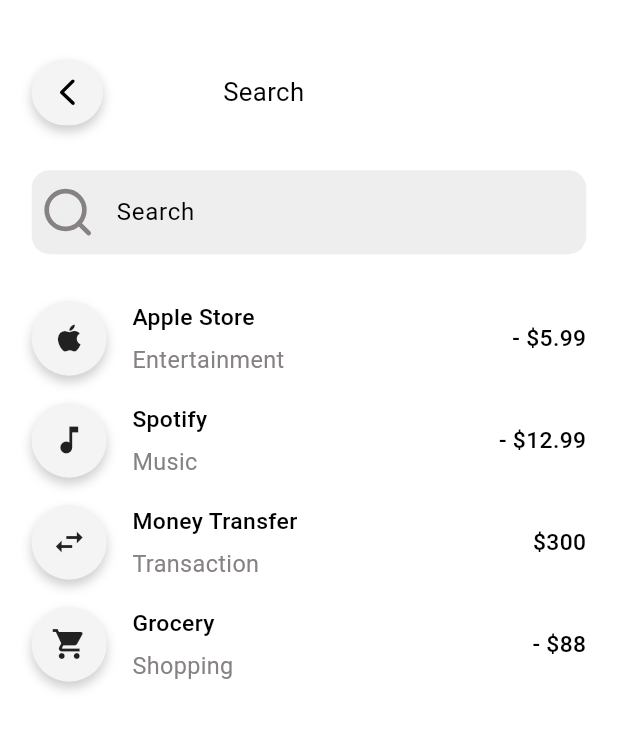
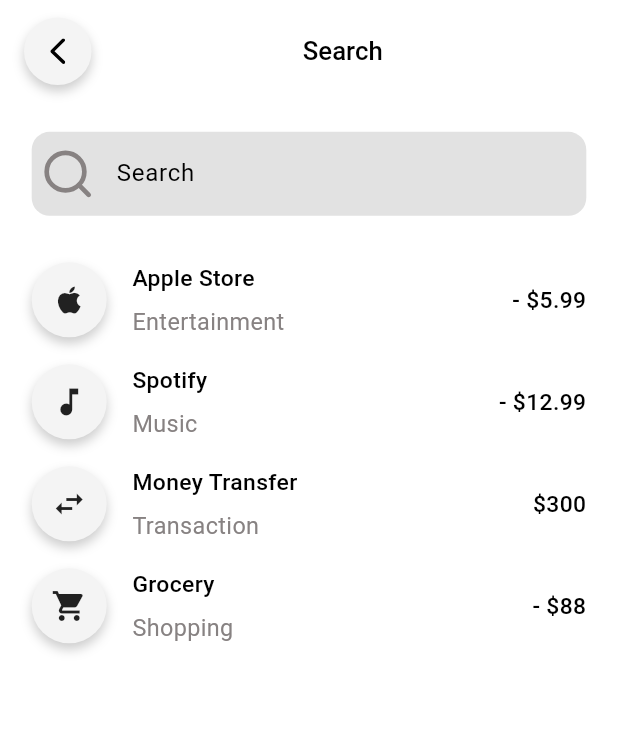
Before and after one commit to rozan-alawar/BankPick, a Flutter app: the SearchScreen screen opened by its route, on a phone screen of 412 x 824 dp. Shown: the top 730 px of the screen. Run offline on Flutter 3.47's test engine with Material 3 defaults, Android fonts, the phone set to English and light mode, and no system bars; our stand-ins replace dio, easy_localization, firebase_auth, firebase_core, fl_chart, flutter_screenutil and 4 more; accounts and stored records are empty.

```diff
--- a/lib/controller/service_provider.dart
+++ b/lib/controller/service_provider.dart
@@ -1,13 +1,15 @@
 import 'package:flutter/material.dart';
-
 import '../config/theme/theme_manager.dart';
+import '../core/utils/cache_helper.dart';
 
 class ServiceProvider with ChangeNotifier {
+  bool _isDark = false;
 
-  bool _isDark = false;
   ThemeData _themeDataStyle = ThemeDataStyle.light;
 
   bool get isDark => _isDark;
+
+  //----------------------------- CHANGE CURRENT THEME MODE --------------------------------
 
   void changeTheme({required bool isDark}) {
     if (isDark) {
@@ -17,18 +19,29 @@
       _isDark = isDark;
       _themeDataStyle = ThemeDataStyle.light;
     }
-    // _isDark=isDark;
 
     notifyListeners();
 
     print('in provider $_isDark');
   }
 
+  //--------------------------------- GET THEME VALUE -------------------------------------
+
   bool getThemeValue() {
     return _isDark;
   }
 
+  //--------------------- GET SAVED THEME MODE FROM CACHE --------------------------------
+  getThemeFromCache() async {
+    _isDark = await CacheHelper.getData(key: 'isDark');
+    notifyListeners();
+  }
+
+  //-------------------------------- GET THEME MODE ---------------------------------------
   ThemeData getTheme() {
+    print('Them is dark? ${CacheHelper.getData(key: 'isDark')}');
+    getThemeFromCache();
+    _themeDataStyle = _isDark ? ThemeDataStyle.dark : ThemeDataStyle.light;
     return _themeDataStyle;
   }
 }
--- a/lib/core/common_widget/primary_textfiled.dart
+++ b/lib/core/common_widget/primary_textfiled.dart
@@ -113,10 +113,10 @@
               // color: ColorManager.primary,
               fontFamily: 'Almarai',
               fontSize: 12.sp),
-          focusedErrorBorder: UnderlineInputBorder(
+          focusedErrorBorder: const UnderlineInputBorder(
             borderSide: BorderSide(color: Colors.red),
           ),
-          errorBorder: UnderlineInputBorder(
+          errorBorder: const UnderlineInputBorder(
             borderSide: BorderSide(color: Colors.red),
           ),
         ),
--- a/lib/presentation/home/search_screen.dart
+++ b/lib/presentation/home/search_screen.dart
@@ -1,4 +1,5 @@
 import 'package:dakakeen/config/theme/color_manager.dart';
+import 'package:dakakeen/core/common_widget/primary_appbar.dart';
 import 'package:dakakeen/model/transaction_model.dart';
 import 'package:dakakeen/presentation/home/transaction_history_screen.dart';
 import 'package:dakakeen/presentation/home/transactions_list_section.dart';
@@ -45,38 +46,16 @@
   @override
   Widget build(BuildContext context) {
     return Scaffold(
+      appBar: PrimaryAppBar(title: "Search",withLeading: true,),
       body: Padding(
         padding: EdgeInsets.symmetric(horizontal: 20.w, vertical: 20.h),
         child: Column(
           crossAxisAlignment: CrossAxisAlignment.start,
           children: [
-            20.height,
-            Row(
-              children: [
-                GestureDetector(
-                  onTap: () => sl<NavigationService>().pop(),
-                  child: CircularCard(
-                    widget: SvgPicture.asset(
-                      IconAssets.arrow_back,
-                      color: Colors.black,
-                    ),
-                    width: 45.w,
-                    height: 45.h,
-                  ),
-                ),
-                80.width,
-                Center(
-                  child: PrimaryText(
-                    'Search',
-                    fontSize: 18.sp,
-                  ),
-                ),
-              ],
-            ),
-            30.height,
             TextField(
               onChanged: filterTransaction,
               decoration: InputDecoration(
+
                 hintText: ' Search ',
                 prefixIcon: SvgPicture.asset(IconAssets.search,
                     color: ColorManager.secondaryText),
@@ -85,7 +64,8 @@
                   borderSide: BorderSide.none,
                 ),
                 filled: true,
-                fillColor: Colors.grey[200],
+                  fillColor: Colors.grey.withOpacity(0.3),
+
               ),
             ),
             30.height,
--- a/lib/presentation/settings/language_screen.dart
+++ b/lib/presentation/settings/language_screen.dart
@@ -69,7 +69,7 @@
                   borderSide: BorderSide.none,
                 ),
                 filled: true,
-                fillColor: Colors.grey[200],
+                fillColor: Colors.grey.withOpacity(0.3),
               ),
             ),
           20.height,
--- a/lib/presentation/settings/settings_screen.dart
+++ b/lib/presentation/settings/settings_screen.dart
@@ -13,6 +13,7 @@
 import '../../controller/service_provider.dart';
 import '../../core/common_widget/circular_card.dart';
 import '../../core/common_widget/primary_appbar.dart';
+import '../../core/utils/cache_helper.dart';
 import '../../core/utils/navigation.dart';
 import '../../injection_container.dart';
 
@@ -190,6 +191,7 @@
 
                       print('in setting $value');
                       serviceProvider.changeTheme(isDark: value);
+                      CacheHelper.saveData(key: 'isDark',value: serviceProvider.isDark);
                     },
                   )
                 ],
```
